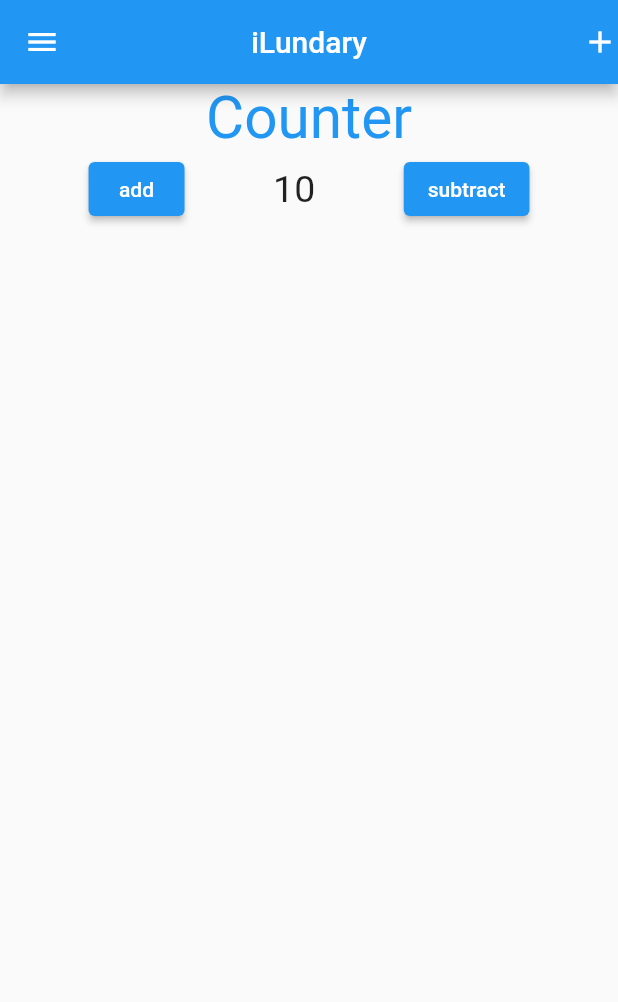
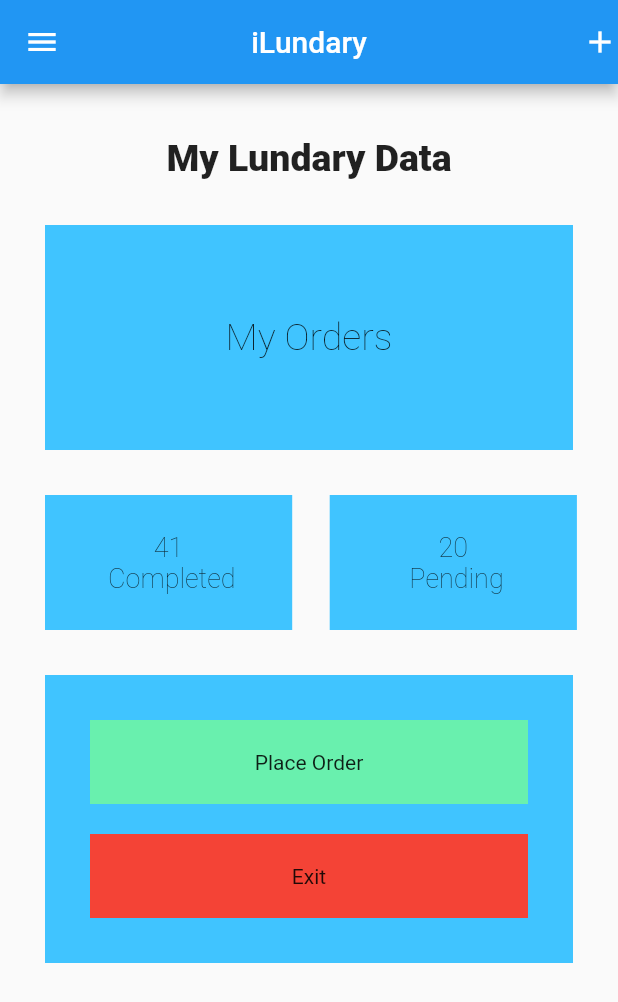
Before and after one commit to Chukcyihub/laundry_app, a Flutter app: the screen it shows after launch, on a phone screen of 412 x 824 dp. Shown: the top 1002 px of the screen. Run offline on Flutter 3.47's test engine with Material 2 defaults, Android fonts, the phone set to English and light mode, and no system bars.

Commit message:
My mid range commit(Not completed app)

```diff
--- a/lib/lundary_data.dart
+++ b/lib/lundary_data.dart
@@ -27,18 +27,17 @@ class _AddCountState extends State<AddCount> {
 
   @override
   Widget build(BuildContext context) {
-    return Row(
-      mainAxisAlignment: MainAxisAlignment.spaceEvenly,
+    return Column(
       children: [
+        Text(
+          "$counter",
+          style: const TextStyle(fontSize: 25.0),
+        ),
         ElevatedButton(
             onPressed: () {
               addCounter();
             },
             child: const Text("add")),
-        Text(
-          "$counter",
-          style: const TextStyle(fontSize: 25.0),
-        ),
         ElevatedButton(
             onPressed: () {
               subtractCounter();
--- a/lib/main.dart
+++ b/lib/main.dart
@@ -1,5 +1,4 @@
 import 'package:flutter/material.dart';
-import 'package:ilaundry/lundary_data.dart';
 
 void main() {
   runApp(const MyApp());
@@ -14,23 +13,139 @@ class MyApp extends StatelessWidget {
       home: Scaffold(
         appBar: AppBar(
           centerTitle: true,
-          // leading: const Icon(Icons.menu),
           title: const Text("iLundary"),
           actions: const [Icon(Icons.add)],
         ),
         drawer: const Drawer(),
-        body: Center(
-          child: Column(
-            children: const [
-              Text(
-                "Counter",
-                style: TextStyle(fontSize: 39, color: Colors.blue),
+        body: Column(
+          crossAxisAlignment: CrossAxisAlignment.center,
+          children: [
+            const SizedBox(height: 35.0),
+            const Center(
+              child: Text(
+                "My Lundary Data",
+                style: TextStyle(fontSize: 25.0, fontWeight: FontWeight.w900),
               ),
-              AddCount(),
-            ],
-          ),
+            ),
+            const YellowBg(),
+            Row(
+              children: const [
+                CompletedOrders(),
+                SizedBox(width: 25),
+                PendingOrders(),
+              ],
+            ),
+            const SizedBox(height: 30.0),
+            const CustomStack()
+          ],
         ),
       ),
     );
   }
 }
+
+class YellowBg extends StatelessWidget {
+  const YellowBg({Key? key}) : super(key: key);
+
+  @override
+  Widget build(BuildContext context) {
+    return Container(
+      margin: const EdgeInsets.all(30),
+      height: 150.0,
+      color: Colors.lightBlueAccent,
+      child: const Center(
+        child: Text(
+          "My Orders",
+          style: TextStyle(fontSize: 25.0, fontWeight: FontWeight.w200),
+        ),
+      ),
+    );
+  }
+}
+
+class CompletedOrders extends StatelessWidget {
+  const CompletedOrders({Key? key}) : super(key: key);
+
+  @override
+  Widget build(BuildContext context) {
+    return Container(
+      margin: const EdgeInsets.only(top: 0, left: 30),
+      height: 90.0,
+      width: MediaQuery.of(context).size.width / 2.5,
+      color: Colors.lightBlueAccent,
+      child: Center(
+        child: Column(
+          mainAxisAlignment: MainAxisAlignment.center,
+          children: const [
+            Text(
+              "41 \n Completed",
+              textAlign: TextAlign.center,
+              style: TextStyle(fontSize: 18.0, fontWeight: FontWeight.w200),
+            ),
+          ],
+        ),
+      ),
+    );
+  }
+}
+
+class PendingOrders extends StatelessWidget {
+  const PendingOrders({Key? key}) : super(key: key);
+
+  @override
+  Widget build(BuildContext context) {
+    return Container(
+      margin: const EdgeInsets.only(top: 0, right: 30),
+      height: 90.0,
+      width: MediaQuery.of(context).size.width / 2.5,
+      color: Colors.lightBlueAccent,
+      child: Center(
+        child: Column(
+          mainAxisAlignment: MainAxisAlignment.center,
+          children: const [
+            Text(
+              "20 \n Pending",
+              textAlign: TextAlign.center,
+              style: TextStyle(fontSize: 18.0, fontWeight: FontWeight.w200),
+            ),
+          ],
+        ),
+      ),
+    );
+  }
+}
+
+class CustomStack extends StatelessWidget {
+  const CustomStack({Key? key}) : super(key: key);
+
+  @override
+  Widget build(BuildContext context) {
+    return Stack(
+      children: [
+        Container(
+          margin: const EdgeInsets.only(left: 30.0, right: 30.0),
+          padding: const EdgeInsets.all(30),
+          width: double.infinity,
+          color: Colors.lightBlueAccent,
+          child: Column(
+            children: [
+              Container(
+                width: double.infinity,
+                color: Colors.greenAccent,
+                padding: const EdgeInsets.all(20),
+                child: const Center(child: Text("Place Order")),
+              ),
+              const SizedBox(height: 20.0),
+              Container(
+                width: double.infinity,
+                color: Colors.red,
+                padding: const EdgeInsets.all(20),
+                child: const Center(child: Text("Exit")),
+              ),
+            ],
+          ),
+        )
+      ],
+    );
+  }
+}
```
